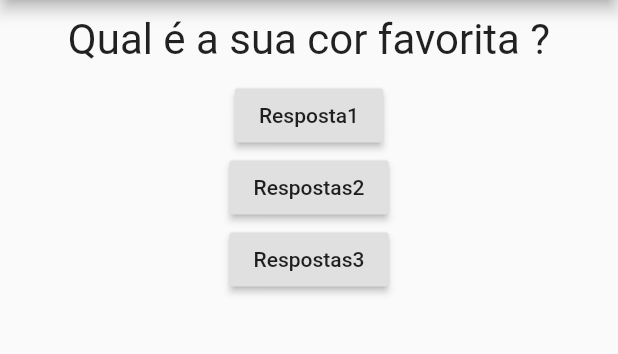
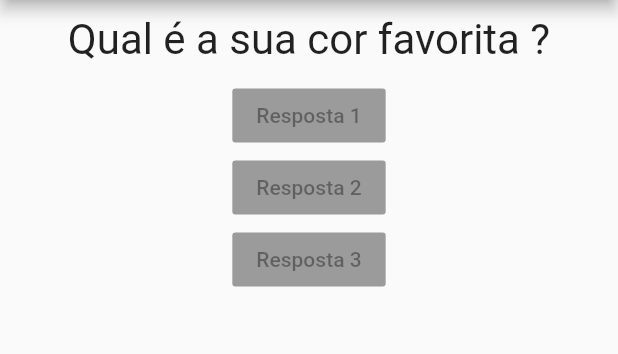
Before and after one commit to gabrielkussler/App-perguntas-Flutter, a Flutter app: the screen it shows after launch, on a phone screen of 412 x 824 dp, the part 84-438 px from its top. Run offline on Flutter 3.47's test engine with Material 2 defaults, Android fonts, the phone set to English and light mode, and no system bars.

Commit message:
criando arquivo resposta

```diff
--- a/lib/main.dart
+++ b/lib/main.dart
@@ -1,5 +1,6 @@
 import 'package:flutter/material.dart';
 import 'questao.dart';
+import 'resposta.dart';
 
 main() => runApp(PerguntaApp());
 
@@ -28,13 +29,9 @@ class _PerguntaAppState extends State<PerguntaApp> {
         body: Column(
           children: [
             Questao(perguntas[_perguntaSelecionada]),
-            RaisedButton(onPressed: _Responder,
-              child: Text('Resposta1'),
-            ) ,           RaisedButton(onPressed: _Responder,
-              child: Text('Respostas2'),
-            ) ,           RaisedButton(onPressed: _Responder,
-              child: Text('Respostas3'),
-            )
+               Resposta('Resposta 1'),
+               Resposta('Resposta 2'),
+               Resposta('Resposta 3'),
           ],
         ),
       ),
--- /dev/null
+++ b/lib/resposta.dart
@@ -0,0 +1,14 @@
+import 'package:flutter/material.dart';
+
+class Resposta extends StatelessWidget {
+final String texto;
+
+Resposta(this.texto);
+
+  @override
+  Widget build(BuildContext context) {
+    return RaisedButton(onPressed: null,
+      child: Text(texto),
+    );
+  }
+}
```
Also changed, not shown: 4 other files.
